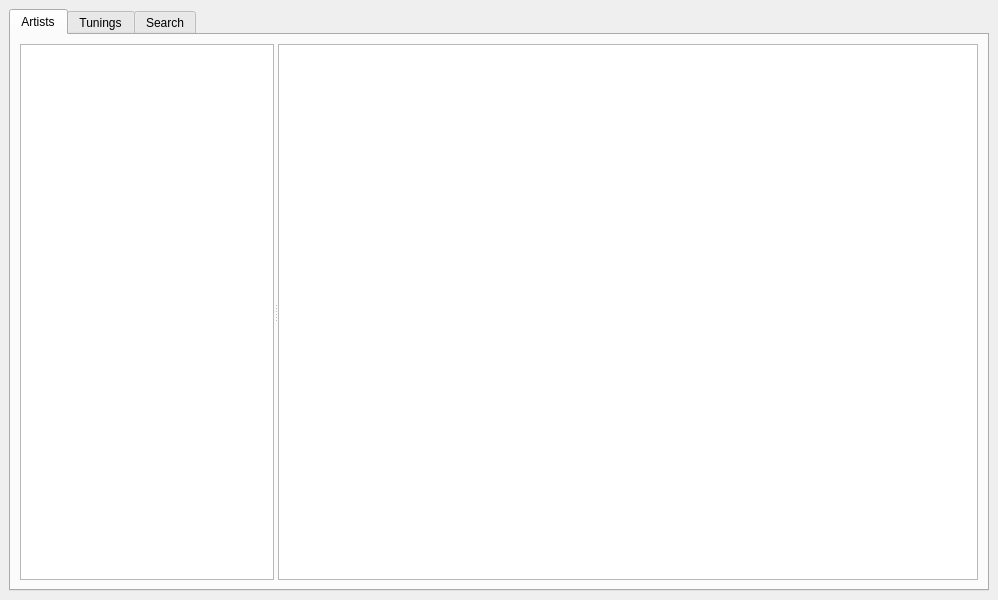
This is design.ui in jpfudger/chordproc as Qt 5 draws it before an edit. The edited form follows.
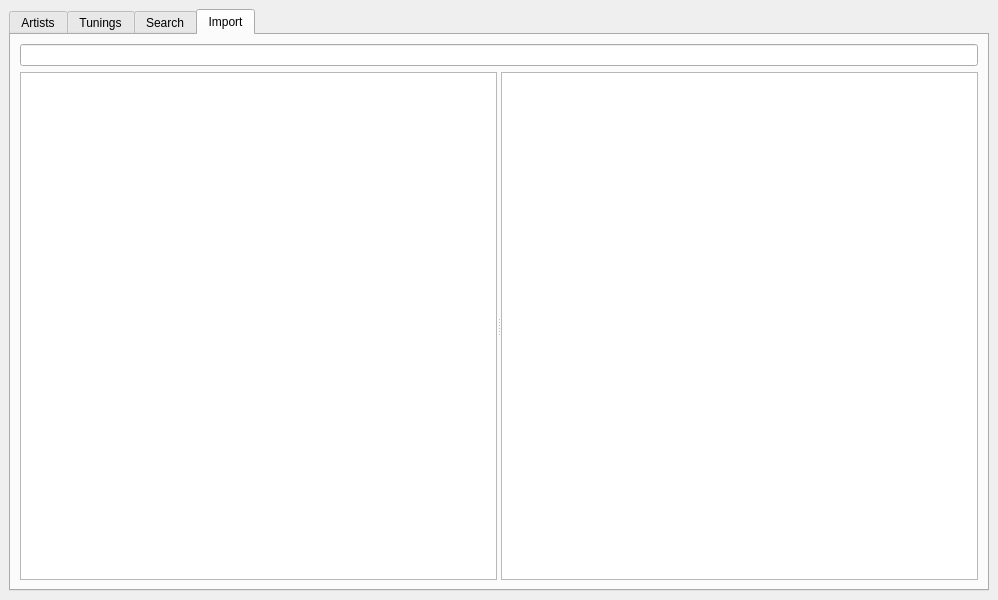
This is the edited form. The open tabs and pages were chosen to show the change.

Commit message: Add import tab for on-the-fly importing of crd files

What changed in the file:
```diff
--- a/design.ui
+++ b/design.ui
@@ -141,6 +141,33 @@
         </item>
        </layout>
       </widget>
+      <widget class="QWidget" name="tab">
+       <attribute name="title">
+        <string>Import</string>
+       </attribute>
+       <layout class="QVBoxLayout" name="verticalLayout_6">
+        <item>
+         <layout class="QVBoxLayout" name="verticalLayout_4">
+          <item>
+           <widget class="QLineEdit" name="importEdit"/>
+          </item>
+          <item>
+           <widget class="QSplitter" name="splitter">
+            <property name="orientation">
+             <enum>Qt::Horizontal</enum>
+            </property>
+            <widget class="QTreeView" name="treeImport">
+             <property name="headerHidden">
+              <bool>true</bool>
+             </property>
+            </widget>
+            <widget class="QTextBrowser" name="viewerImport"/>
+           </widget>
+          </item>
+         </layout>
+        </item>
+       </layout>
+      </widget>
      </widget>
     </item>
    </layout>
```
Left out of the diff: 17 changed lines with no effect on the pictures. The commit also changes 2 other files.
